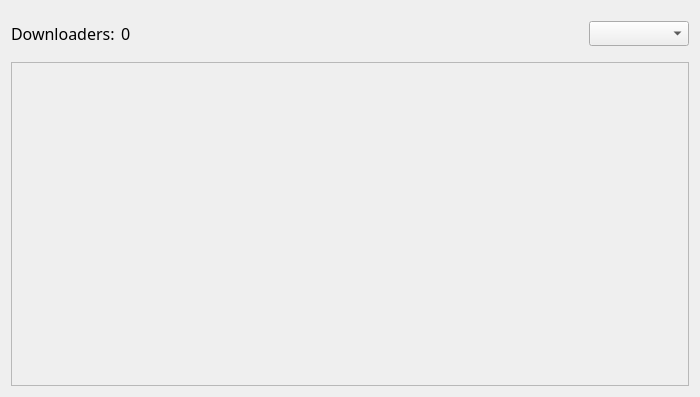
Old version of the form resources/ui/downloads.ui in the repository devhotteok/TwitchLink.
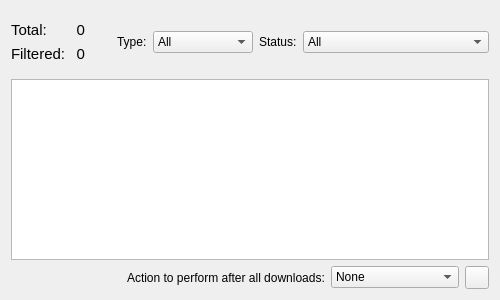
New version of the form. Icons and pictures are not drawn.

Patch:
```diff
--- a/resources/ui/downloads.ui
+++ b/resources/ui/downloads.ui
@@ -6,15 +6,10 @@
    <rect>
     <x>0</x>
     <y>0</y>
-    <width>700</width>
-    <height>397</height>
+    <width>500</width>
+    <height>300</height>
    </rect>
   </property>
-  <property name="font">
-   <font>
-    <family>Arial Rounded MT Bold</family>
-   </font>
-  </property>
   <property name="windowTitle">
    <string>Downloads</string>
   </property>
@@ -35,40 +30,158 @@
        <number>10</number>
       </property>
       <item>
-       <widget class="QLabel" name="downloadersCountLabel">
+       <widget class="QWidget" name="downloadsCountArea" native="true">
         <property name="sizePolicy">
-         <sizepolicy hsizetype="Fixed" vsizetype="Preferred">
+         <sizepolicy hsizetype="Maximum" vsizetype="Preferred">
           <horstretch>0</horstretch>
           <verstretch>0</verstretch>
          </sizepolicy>
         </property>
-        <property name="font">
-         <font>
-          <family>Arial Rounded MT Bold</family>
-          <pointsize>12</pointsize>
-         </font>
+        <layout class="QFormLayout" name="downloadsCountAreaLayout">
+         <property name="horizontalSpacing">
+          <number>10</number>
+         </property>
+         <property name="leftMargin">
+          <number>0</number>
+         </property>
+         <property name="topMargin">
+          <number>0</number>
+         </property>
+         <property name="rightMargin">
+          <number>0</number>
+         </property>
+         <property name="bottomMargin">
+          <number>0</number>
+         </property>
+         <item row="0" column="0">
+          <widget class="QLabel" name="totalLabel">
+           <property name="font">
+            <font>
+             <pointsize>11</pointsize>
+            </font>
+           </property>
+           <property name="text">
+            <string>Total:</string>
+           </property>
+          </widget>
+         </item>
+         <item row="0" column="1">
+          <widget class="QLabel" name="totalCount">
+           <property name="font">
+            <font>
+             <pointsize>11</pointsize>
+            </font>
+           </property>
+           <property name="text">
+            <string>0</string>
+           </property>
+           <property name="alignment">
+            <set>Qt::AlignRight|Qt::AlignTrailing|Qt::AlignVCenter</set>
+           </property>
+          </widget>
+         </item>
+         <item row="1" column="0">
+          <widget class="QLabel" name="filteredLabel">
+           <property name="font">
+            <font>
+             <pointsize>11</pointsize>
+            </font>
+           </property>
+           <property name="text">
+            <string>Filtered:</string>
+           </property>
+          </widget>
+         </item>
+         <item row="1" column="1">
+          <widget class="QLabel" name="filteredCount">
+           <property name="font">
+            <font>
+             <pointsize>11</pointsize>
+            </font>
+           </property>
+           <property name="text">
+            <string>0</string>
+           </property>
+           <property name="alignment">
+            <set>Qt::AlignRight|Qt::AlignTrailing|Qt::AlignVCenter</set>
+           </property>
+          </widget>
+         </item>
+        </layout>
+       </widget>
+      </item>
+      <item>
+       <spacer name="horizontalSpacer_1">
+        <property name="orientation">
+         <enum>Qt::Horizontal</enum>
         </property>
+        <property name="sizeHint" stdset="0">
+         <size>
+          <width>40</width>
+          <height>20</height>
+         </size>
+        </property>
+       </spacer>
+      </item>
+      <item>
+       <widget class="QLabel" name="typeLabel">
+        <property name="sizePolicy">
+         <sizepolicy hsizetype="Fixed" vsizetype="Preferred">
+          <horstretch>0</horstretch>
+          <verstretch>0</verstretch>
+         </sizepolicy>
+        </property>
         <property name="text">
-         <string>Downloaders:</string>
+         <string>Type:</string>
         </property>
        </widget>
       </item>
       <item>
-       <widget class="QLabel" name="downloadersCount">
+       <widget class="QComboBox" name="typeFilter">
         <property name="sizePolicy">
-         <sizepolicy hsizetype="Ignored" vsizetype="Preferred">
+         <sizepolicy hsizetype="Fixed" vsizetype="Fixed">
           <horstretch>0</horstretch>
           <verstretch>0</verstretch>
          </sizepolicy>
         </property>
-        <property name="font">
-         <font>
-          <family>Arial Rounded MT Bold</family>
-          <pointsize>12</pointsize>
-         </font>
+        <property name="minimumSize">
+         <size>
+          <width>100</width>
+          <height>0</height>
+         </size>
         </property>
+        <item>
+         <property name="text">
+          <string>All</string>
+         </property>
+        </item>
+        <item>
+         <property name="text">
+          <string>Stream</string>
+         </property>
+        </item>
+        <item>
+         <property name="text">
+          <string>Video</string>
+         </property>
+        </item>
+        <item>
+         <property name="text">
+          <string>Clip</string>
+         </property>
+        </item>
+       </widget>
+      </item>
+      <item>
+       <widget class="QLabel" name="statusLabel">
+        <property name="sizePolicy">
+         <sizepolicy hsizetype="Fixed" vsizetype="Preferred">
+          <horstretch>0</horstretch>
+          <verstretch>0</verstretch>
+         </sizepolicy>
+        </property>
         <property name="text">
-         <string>0</string>
+         <string>Status:</string>
         </property>
        </widget>
       </item>
@@ -86,82 +199,129 @@
           <height>0</height>
          </size>
         </property>
+        <item>
+         <property name="text">
+          <string>All</string>
+         </property>
+        </item>
+        <item>
+         <property name="text">
+          <string>In Progress</string>
+         </property>
+        </item>
+        <item>
+         <property name="text">
+          <string>Completed</string>
+         </property>
+        </item>
+        <item>
+         <property name="text">
+          <string>Completed(Succeed)</string>
+         </property>
+        </item>
+        <item>
+         <property name="text">
+          <string>Completed(Failed)</string>
+         </property>
+        </item>
+        <item>
+         <property name="text">
+          <string>Completed(Stopped/Canceled)</string>
+         </property>
+        </item>
        </widget>
       </item>
      </layout>
     </widget>
    </item>
    <item>
-    <widget class="QScrollArea" name="scrollArea">
-     <property name="sizePolicy">
-      <sizepolicy hsizetype="Preferred" vsizetype="Expanding">
-       <horstretch>0</horstretch>
-       <verstretch>0</verstretch>
-      </sizepolicy>
-     </property>
-     <property name="minimumSize">
-      <size>
-       <width>0</width>
-       <height>300</height>
-      </size>
-     </property>
+    <widget class="QListWidget" name="previewWidgetView">
      <property name="horizontalScrollBarPolicy">
       <enum>Qt::ScrollBarAlwaysOff</enum>
      </property>
-     <property name="sizeAdjustPolicy">
-      <enum>QAbstractScrollArea::AdjustToContents</enum>
+     <property name="autoScroll">
+      <bool>false</bool>
      </property>
-     <property name="widgetResizable">
-      <bool>true</bool>
+     <property name="editTriggers">
+      <set>QAbstractItemView::NoEditTriggers</set>
      </property>
-     <property name="alignment">
-      <set>Qt::AlignCenter</set>
+     <property name="showDropIndicator" stdset="0">
+      <bool>false</bool>
      </property>
-     <widget class="QWidget" name="scrollAreaContents">
-      <property name="geometry">
-       <rect>
-        <x>0</x>
-        <y>0</y>
-        <width>680</width>
-        <height>331</height>
-       </rect>
+     <property name="verticalScrollMode">
+      <enum>QAbstractItemView::ScrollPerPixel</enum>
+     </property>
+     <property name="resizeMode">
+      <enum>QListView::Adjust</enum>
+     </property>
+    </widget>
+   </item>
+   <item>
+    <widget class="QWidget" name="downloadCompleteActionArea" native="true">
+     <layout class="QHBoxLayout" name="downloadCompleteActionAreaLayout">
+      <property name="leftMargin">
+       <number>0</number>
       </property>
-      <layout class="QVBoxLayout" name="scrollAreaContentsLayout">
-       <property name="leftMargin">
-        <number>10</number>
-       </property>
-       <property name="topMargin">
-        <number>10</number>
-       </property>
-       <property name="rightMargin">
-        <number>10</number>
-       </property>
-       <property name="bottomMargin">
-        <number>10</number>
-       </property>
-       <item>
-        <widget class="QWidget" name="downloaderArea" native="true">
-         <layout class="QVBoxLayout" name="downloaderAreaLayout">
-          <property name="spacing">
-           <number>0</number>
-          </property>
-          <property name="leftMargin">
-           <number>0</number>
-          </property>
-          <property name="topMargin">
-           <number>0</number>
-          </property>
-          <property name="rightMargin">
-           <number>0</number>
-          </property>
-          <property name="bottomMargin">
-           <number>0</number>
-          </property>
-         </layout>
-        </widget>
-       </item>
-      </layout>
-     </widget>
+      <property name="topMargin">
+       <number>0</number>
+      </property>
+      <property name="rightMargin">
+       <number>0</number>
+      </property>
+      <property name="bottomMargin">
+       <number>0</number>
+      </property>
+      <item>
+       <spacer name="horizontalSpacer_2">
+        <property name="orientation">
+         <enum>Qt::Horizontal</enum>
+        </property>
+        <property name="sizeHint" stdset="0">
+         <size>
+          <width>40</width>
+          <height>20</height>
+         </size>
+        </property>
+       </spacer>
+      </item>
+      <item>
+       <widget class="QLabel" name="downloadCompleteActionLabel">
+        <property name="text">
+         <string>Action to perform after all downloads:</string>
+        </property>
+       </widget>
+      </item>
+      <item>
+       <widget class="QComboBox" name="downloadCompleteAction">
+        <item>
+         <property name="text">
+          <string>None</string>
+         </property>
+        </item>
+        <item>
+         <property name="text">
+          <string>Shutdown App</string>
+         </property>
+        </item>
+        <item>
+         <property name="text">
+          <string>Shutdown System</string>
+         </property>
+        </item>
+       </widget>
+      </item>
+      <item>
+       <widget class="QToolButton" name="downloadCompleteActionInfo">
+        <property name="toolTip">
+         <string>Help</string>
+        </property>
+        <property name="icon">
+         <iconset>
+          <normaloff>../icons/help.svg</normaloff>../icons/help.svg</iconset>
+        </property>
+       </widget>
+      </item>
+     </layout>
     </widget>
    </item>
   </layout>
```
Left out of the diff: 5 changed lines with no effect on the pictures.
